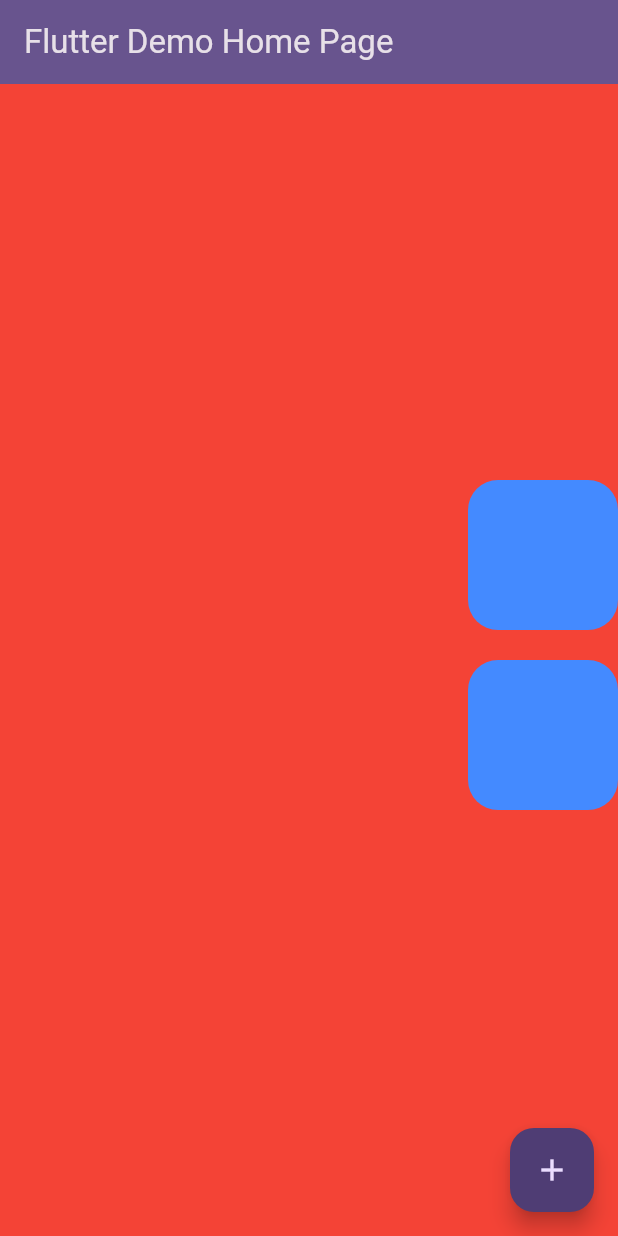
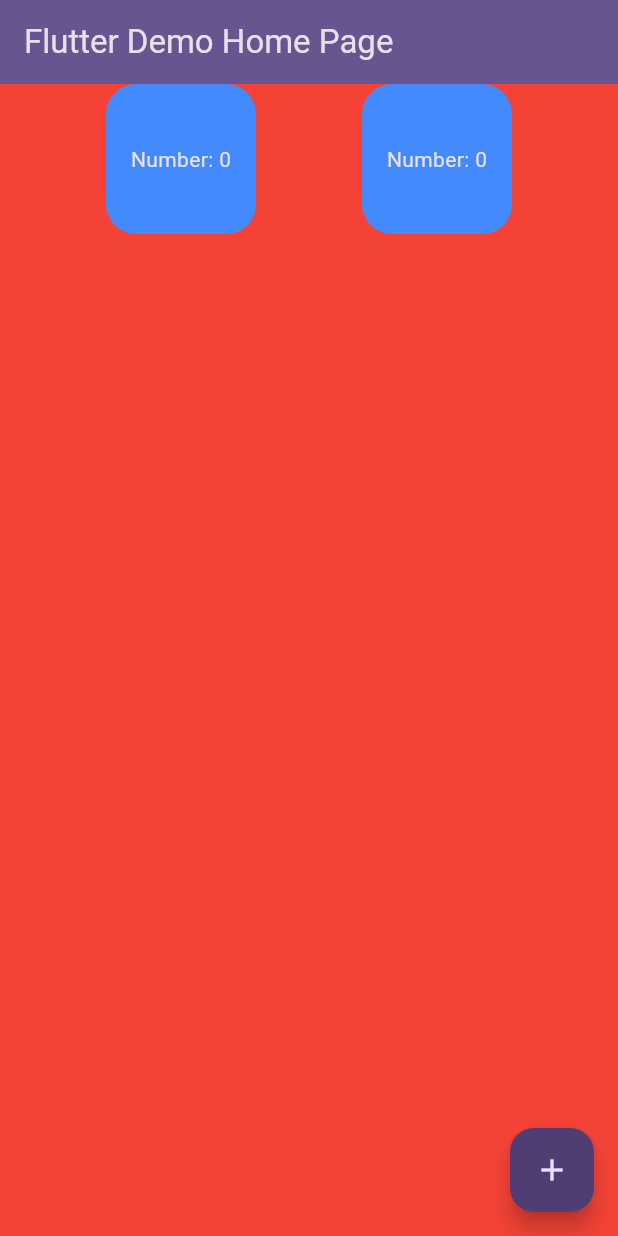
Before and after one commit to nudriin/flutter-exercise, a Flutter app: the screen it shows after launch, on a phone screen of 412 x 824 dp. Run offline on Flutter 3.47's test engine with Material 3 defaults, Android fonts, the phone set to English and light mode, and no system bars; missing offline and left inert: dart:ffi.

Commit message:
ep7: row

```diff
--- a/lib/main.dart
+++ b/lib/main.dart
@@ -106,28 +106,27 @@ class _MyHomePageState extends State<MyHomePage> {
       body: Center(
         child: Container(
           color: Colors.red,
-          width: double.infinity,
-          child: Column(
-            mainAxisAlignment:
-                MainAxisAlignment.center, // center the column vertically
-            crossAxisAlignment:
-                CrossAxisAlignment.end, // align the column to the right
+          height: double.infinity,
+          child: Row(
+            mainAxisAlignment: MainAxisAlignment.spaceEvenly,
+            crossAxisAlignment: CrossAxisAlignment.start,
+            mainAxisSize: MainAxisSize.max, // center the column vertically
             children: [
               Container(
                 height: 100,
                 width: 100,
-                margin: const EdgeInsets.only(bottom: 20),
                 decoration: BoxDecoration(
                     borderRadius: BorderRadius.circular(20),
                     color: Colors.blueAccent),
+                child: Center(child: Text("Number: $_counter")),
               ),
               Container(
                 height: 100,
                 width: 100,
-                margin: const EdgeInsets.only(bottom: 20),
                 decoration: BoxDecoration(
                     borderRadius: BorderRadius.circular(20),
                     color: Colors.blueAccent),
+                child: Center(child: Text("Number: $_counter")),
               ),
             ],
           ),
```
